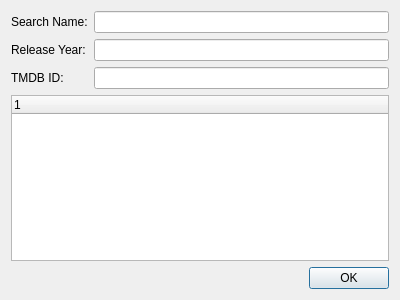
towel42-com/MediaManager, file MainWindow/SelectTMDB.ui: the form before one commit.
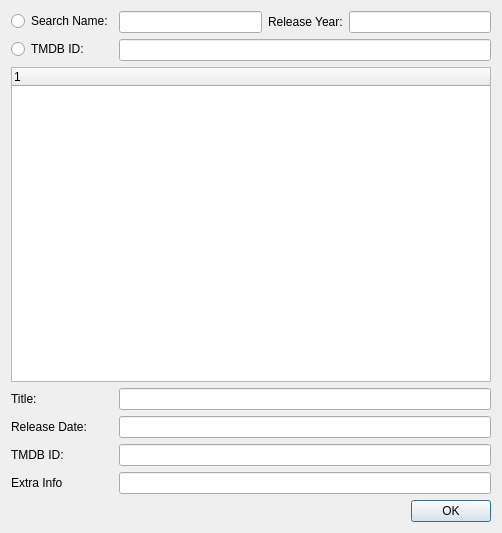
The form after the commit. Custom widgets are drawn as their Qt base class.

Diff of the .ui file:
```diff
--- a/MainWindow/SelectTMDB.ui
+++ b/MainWindow/SelectTMDB.ui
@@ -6,8 +6,8 @@
    <rect>
     <x>0</x>
     <y>0</y>
-    <width>400</width>
-    <height>300</height>
+    <width>502</width>
+    <height>533</height>
    </rect>
   </property>
   <property name="windowTitle">
@@ -15,46 +15,40 @@
   </property>
   <layout class="QFormLayout" name="formLayout">
    <item row="0" column="0">
-    <widget class="QLabel" name="label">
+    <widget class="QRadioButton" name="byName">
      <property name="text">
       <string>Search Name:</string>
      </property>
     </widget>
    </item>
    <item row="0" column="1">
-    <widget class="QLineEdit" name="searchText"/>
+    <layout class="QHBoxLayout" name="horizontalLayout">
+     <item>
+      <widget class="CDelayLineEdit" name="searchText"/>
+     </item>
+     <item>
+      <widget class="QLabel" name="label_2">
+       <property name="text">
+        <string>Release Year:</string>
+       </property>
+      </widget>
+     </item>
+     <item>
+      <widget class="CDelayLineEdit" name="releaseYear"/>
+     </item>
+    </layout>
    </item>
    <item row="1" column="0">
-    <widget class="QLabel" name="label_2">
+    <widget class="QRadioButton" name="byTMDBID">
      <property name="text">
-      <string>Release Year:</string>
+      <string>TMDB ID:</string>
      </property>
     </widget>
    </item>
    <item row="1" column="1">
-    <widget class="QLineEdit" name="releaseYear"/>
+    <widget class="CDelayLineEdit" name="tmdbid"/>
    </item>
-   <item row="2" column="0">
-    <widget class="QLabel" name="label_3">
-     <property name="text">
-      <string>TMDB ID:</string>
-     </property>
-    </widget>
-   </item>
-   <item row="2" column="1">
-    <widget class="QLineEdit" name="tmdbid"/>
-   </item>
-   <item row="4" column="0" colspan="2">
-    <widget class="QDialogButtonBox" name="buttonBox">
-     <property name="orientation">
-      <enum>Qt::Horizontal</enum>
-     </property>
-     <property name="standardButtons">
-      <set>QDialogButtonBox::Ok</set>
-     </property>
-    </widget>
-   </item>
-   <item row="3" column="0" colspan="2">
+   <item row="2" column="0" colspan="2">
     <widget class="QTreeWidget" name="results">
      <column>
       <property name="text">
@@ -63,8 +57,65 @@
      </column>
     </widget>
    </item>
+   <item row="3" column="0">
+    <widget class="QLabel" name="label_4">
+     <property name="text">
+      <string>Title:</string>
+     </property>
+    </widget>
+   </item>
+   <item row="3" column="1">
+    <widget class="QLineEdit" name="resultTitle"/>
+   </item>
+   <item row="4" column="0">
+    <widget class="QLabel" name="label">
+     <property name="text">
+      <string>Release Date:</string>
+     </property>
+    </widget>
+   </item>
+   <item row="4" column="1">
+    <widget class="QLineEdit" name="resultReleaseDate"/>
+   </item>
+   <item row="5" column="0">
+    <widget class="QLabel" name="label_3">
+     <property name="text">
+      <string>TMDB ID:</string>
+     </property>
+    </widget>
+   </item>
+   <item row="6" column="0">
+    <widget class="QLabel" name="label_6">
+     <property name="text">
+      <string>Extra Info</string>
+     </property>
+    </widget>
+   </item>
+   <item row="7" column="0" colspan="2">
+    <widget class="QDialogButtonBox" name="buttonBox">
+     <property name="orientation">
+      <enum>Qt::Horizontal</enum>
+     </property>
+     <property name="standardButtons">
+      <set>QDialogButtonBox::Ok</set>
+     </property>
+    </widget>
+   </item>
+   <item row="5" column="1">
+    <widget class="QLineEdit" name="resultTMDBID"/>
+   </item>
+   <item row="6" column="1">
+    <widget class="QLineEdit" name="resultExtraInfo"/>
+   </item>
   </layout>
  </widget>
+ <customwidgets>
+  <customwidget>
+   <class>CDelayLineEdit</class>
+   <extends>QLineEdit</extends>
+   <header>SABUtils/DelayLineEdit.h</header>
+  </customwidget>
+ </customwidgets>
  <resources/>
  <connections>
   <connection>
```
